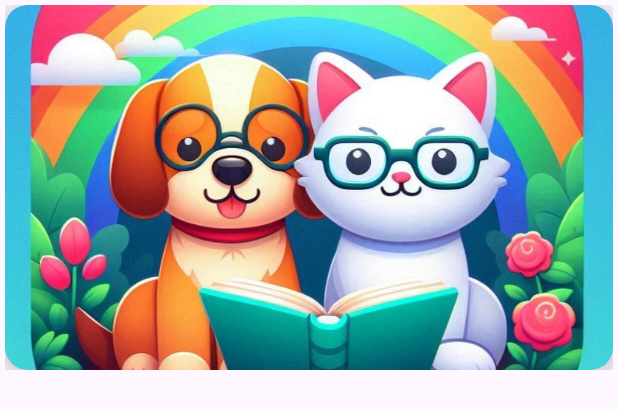
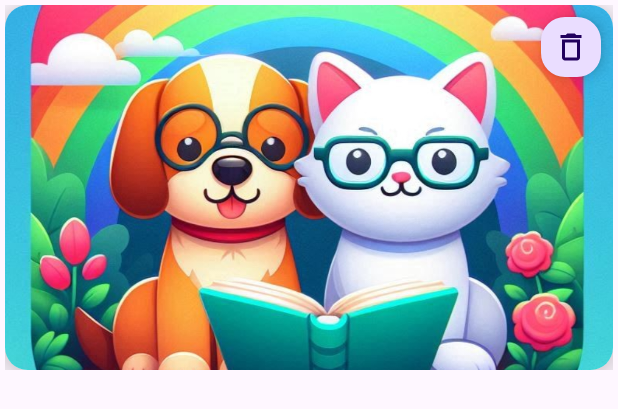
Before and after one commit to izmirsoftware/PetsMatch, an Android app: the layout card_pet_image_item.xml on its own in the app's theme, with its tools: preview values and no code run, on a phone screen of 412 x 824 dp. Shown: the top 409 px of the screen. Run offline under Robolectric (Android 15) with nearby library versions, the phone set to English and light mode, and no system bars.

Commit message:
3. sayfada resim oluşturma ve hayvan ekleme işlemleri tamamlandı

```diff
--- a/app/src/main/java/com/izmirsoftware/petsmatch/util/Converters.kt
+++ b/app/src/main/java/com/izmirsoftware/petsmatch/util/Converters.kt
@@ -20,7 +20,7 @@ fun createImageUri(context: Context): Uri {
     val image = File(context.filesDir, "$photoName.png")
     return FileProvider.getUriForFile(
         context,
-        "com.gemliksiteyonetim.temizliktakip.FileProvider",
+        "com.izmirsoftware.petsmatch.FileProvider",
         image
     )
 }
--- /dev/null
+++ b/app/src/main/res/drawable/baseline_delete_outline_24.xml
@@ -0,0 +1,5 @@
+<vector xmlns:android="http://schemas.android.com/apk/res/android" android:height="24dp" android:tint="#FFFFFF" android:viewportHeight="24" android:viewportWidth="24" android:width="24dp">
+
+    <path android:fillColor="@android:color/white" android:pathData="M6,19c0,1.1 0.9,2 2,2h8c1.1,0 2,-0.9 2,-2L18,7L6,7v12zM8,9h8v10L8,19L8,9zM15.5,4l-1,-1h-5l-1,1L5,4v2h14L19,4z"/>
+
+</vector>
--- a/app/src/main/res/layout/card_pet_image_item.xml
+++ b/app/src/main/res/layout/card_pet_image_item.xml
@@ -1,25 +1,44 @@
 <?xml version="1.0" encoding="utf-8"?>
 <androidx.constraintlayout.widget.ConstraintLayout xmlns:android="http://schemas.android.com/apk/res/android"
     xmlns:app="http://schemas.android.com/apk/res-auto"
+    xmlns:tools="http://schemas.android.com/tools"
     android:layout_width="match_parent"
-    android:padding="3dp"
-    android:layout_height="250dp">
+    android:layout_height="250dp"
+    android:padding="3dp">
 
     <androidx.cardview.widget.CardView
+        android:layout_width="0dp"
+        android:layout_height="0dp"
         app:cardCornerRadius="15dp"
         app:cardElevation="15dp"
-        android:layout_width="0dp"
-        android:layout_height="0dp"
         app:layout_constraintBottom_toBottomOf="parent"
         app:layout_constraintEnd_toEndOf="parent"
         app:layout_constraintStart_toStartOf="parent"
-        app:layout_constraintTop_toTopOf="parent" >
+        app:layout_constraintTop_toTopOf="parent">
 
-        <androidx.appcompat.widget.AppCompatImageView
-            android:id="@+id/imagePetItem"
+        <androidx.constraintlayout.widget.ConstraintLayout
             android:layout_width="match_parent"
-            android:layout_height="match_parent"
-            android:src="@drawable/placeholder"
-            android:scaleType="centerCrop"/>
+            android:layout_height="match_parent">
+
+            <androidx.appcompat.widget.AppCompatImageView
+                android:id="@+id/imagePetItem"
+                android:layout_width="match_parent"
+                android:layout_height="match_parent"
+                android:scaleType="centerCrop"
+                android:src="@drawable/placeholder" />
+
+            <com.google.android.material.floatingactionbutton.FloatingActionButton
+                android:id="@+id/fabDelete"
+                android:layout_width="wrap_content"
+                android:layout_height="wrap_content"
+                android:layout_margin="4dp"
+                app:fabCustomSize="40dp"
+                android:src="@drawable/baseline_delete_outline_24"
+                app:layout_constraintEnd_toEndOf="@id/imagePetItem"
+                app:layout_constraintTop_toTopOf="@id/imagePetItem"
+                tools:ignore="ContentDescription" />
+        </androidx.constraintlayout.widget.ConstraintLayout>
     </androidx.cardview.widget.CardView>
+
+
 </androidx.constraintlayout.widget.ConstraintLayout>
--- a/app/src/main/res/values/strings.xml
+++ b/app/src/main/res/values/strings.xml
@@ -28,4 +28,5 @@
     <string name="open_camera">Open Camera</string>
     <string name="image_source">Image Source</string>
     <string name="error_message">Error message:</string>
+    <string name="add_other_images_message">You can use the button below to add more images.</string>
 </resources>
```
Also changed, not shown: app/src/main/java/com/izmirsoftware/petsmatch/adapter/AdapterPetImageCard.kt (+18 -6 lines), app/src/main/java/com/izmirsoftware/petsmatch/view/home/CreatePetPage3Fragment.kt (+92 -39 lines), app/src/main/java/com/izmirsoftware/petsmatch/viewmodel/home/CreatePetViewModel.kt (+51 -18 lines), app/src/main/res/layout/fragment_create_pet_page3.xml (+18 -4 lines), 1 other file.
